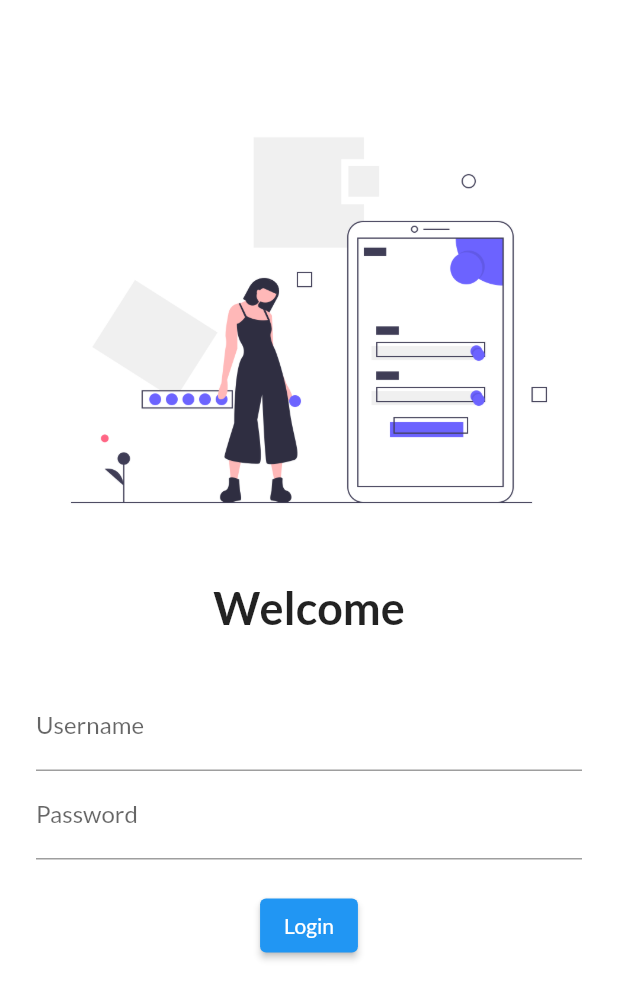
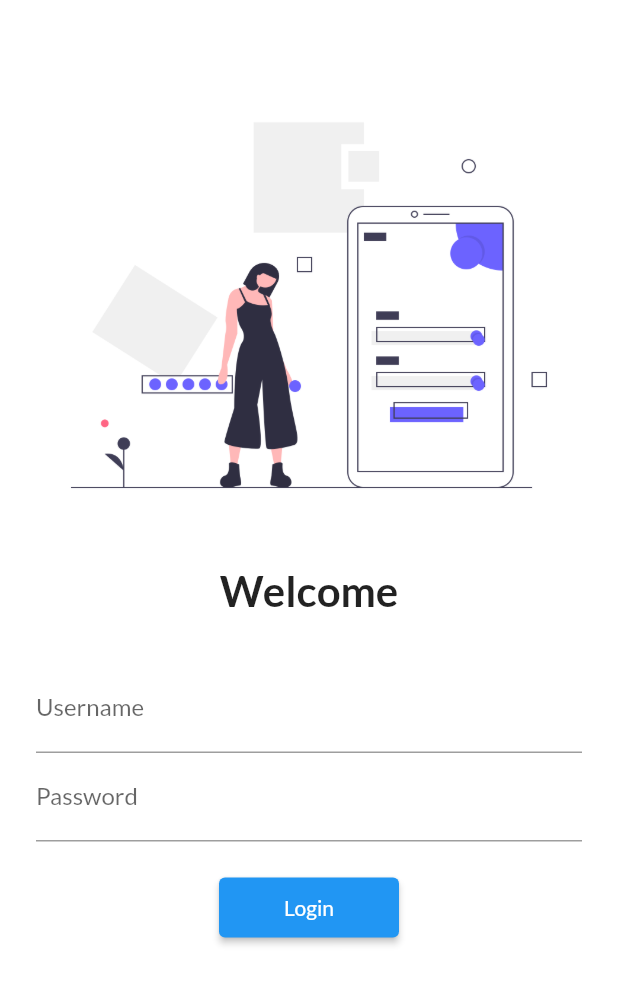
Before and after one commit to iamjdpatel/30DaysOfFlutter, a Flutter app: the screen it shows after launch, on a phone screen of 412 x 824 dp. Shown: the top 999 px of the screen. Run offline on Flutter 3.47's test engine with Material 2 defaults, Android fonts, the phone set to English and light mode, and no system bars; our stand-ins replace google_fonts.

Commit message:
Day 5 completed

```diff
--- a/lib/main.dart
+++ b/lib/main.dart
@@ -1,5 +1,6 @@
 import 'package:flutter/material.dart';
 import 'package:flutter_catalog/pages/login_page.dart';
+import 'package:flutter_catalog/utils/routes.dart';
 import 'pages/home_page.dart';
 import 'package:google_fonts/google_fonts.dart';
 void main() {
@@ -11,6 +12,7 @@ class MyApp extends StatelessWidget {
   Widget build(BuildContext context) {
     return MaterialApp(
       // home: HomePage(),
+      debugShowCheckedModeBanner: false,
       themeMode: ThemeMode.system,
       theme: ThemeData(
         brightness: Brightness.light,
@@ -21,8 +23,8 @@ class MyApp extends StatelessWidget {
       ),
       initialRoute: "/login",
       routes: {
-        "/" : (context) => HomePage(),
-        "/login" : (context) => LoginPage()
+        MyRoutes.homeRoute : (context) => HomePage(),
+        MyRoutes.loginRoute : (context) => LoginPage()
        },
     );
   }
--- a/lib/pages/login_page.dart
+++ b/lib/pages/login_page.dart
@@ -1,13 +1,15 @@
 import 'package:flutter/material.dart';
+import 'package:flutter_catalog/utils/routes.dart';
 
 class LoginPage extends StatelessWidget {
   @override
   Widget build(BuildContext context) {
     return Material(
         color: Colors.white,
+        child: SingleChildScrollView(
           child: Column(
             children: [
-          SizedBox(height: 60),
+              SizedBox(height: 50),
               Image.asset(
                 "assets/images/img_login.png",
                 fit: BoxFit.cover,
@@ -15,34 +17,36 @@ class LoginPage extends StatelessWidget {
               SizedBox(height: 20),
               Text(
                 "Welcome",
-            style: TextStyle(fontSize: 30, fontWeight: FontWeight.bold),
+                style: TextStyle(fontSize: 28, fontWeight: FontWeight.bold),
               ),
               Padding(
-            padding: const EdgeInsets.symmetric(vertical: 32, horizontal: 24),
+                padding:
+                    const EdgeInsets.symmetric(vertical: 32, horizontal: 24),
                 child: Column(
                   children: [
                     TextFormField(
                       decoration: InputDecoration(
-                      hintText: "Enter your Username", labelText: "Username"),
+                          hintText: "Enter your Username",
+                          labelText: "Username"),
                     ),
                     TextFormField(
                       obscureText: true,
                       decoration: InputDecoration(
-                      hintText: "Enter your password", labelText: "Password"),
+                          hintText: "Enter your password",
+                          labelText: "Password"),
                     ),
                     SizedBox(height: 20),
                     ElevatedButton(
                         child: Text("Login"),
-                    style: TextButton.styleFrom(),
+                        style: TextButton.styleFrom(minimumSize: Size(120, 40)),
                         onPressed: () {
-                      print("hello");
-                    }
-                  )
+                          Navigator.pushNamed(context, MyRoutes.homeRoute);
+                        })
                   ],
                 ),
               )
             ],
-      )
-    );
+          ),
+        ));
   }
 }
--- /dev/null
+++ b/lib/utils/routes.dart
@@ -0,0 +1,4 @@
+class MyRoutes {
+  static String loginRoute = "/login";
+  static String homeRoute = "/home";
+}
```
Lines whose indentation alone changed are shown as unchanged.
